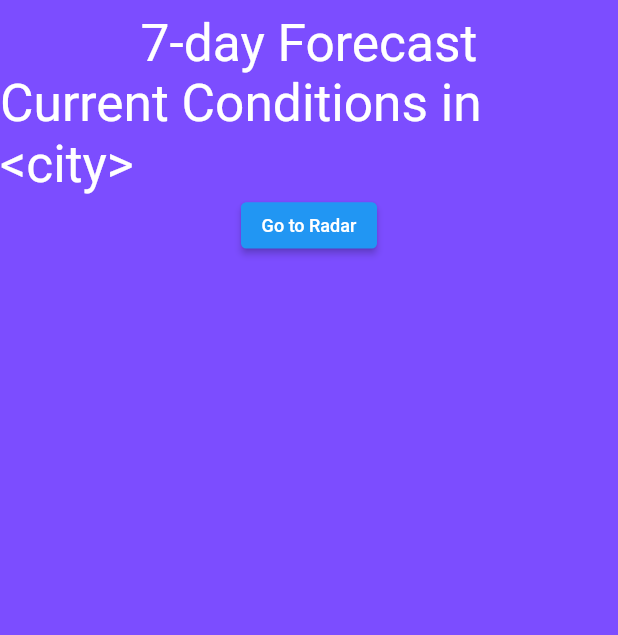
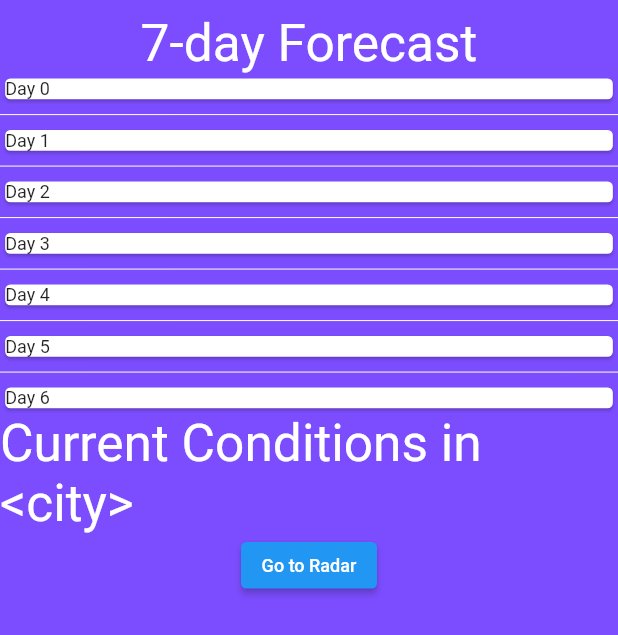
Before and after one commit to DerrickWilliamson/gale_force, a Flutter app: the WeatherScreen screen opened directly, on a phone screen of 412 x 824 dp. Shown: the top 635 px of the screen. Run offline on Flutter 3.47's test engine with Material 2 defaults, Android fonts, the phone set to English and light mode, and no system bars; our stand-ins replace bloc, equatable, responsive_framework.

```diff
--- a/lib/views/screens/weather_screen.dart
+++ b/lib/views/screens/weather_screen.dart
@@ -17,23 +17,22 @@ class WeatherScreen extends StatelessWidget {
               '7-day Forecast',
               style: TextStyle(fontSize: 40.0, color: kAppTextColor),
             ),
-            Row(
-                // children: [
-                //   ListView.separated(
-                //       scrollDirection: Axis.vertical,
-                //       shrinkWrap: true,
-                //       itemCount: 7,
-                //       itemBuilder: (BuildContext context, int index) {
-                //         return ListTile(
-                //           title: Text('Day $index'),
-                //           subtitle: Text('Weather $index'),
-                //         );
-                //       },
-                //       separatorBuilder: (context, index) => const Divider(
-                //             color: Colors.white,
-                //           )),
-                // ],
-                ), // could this be a ListView or GridView?
+            ListView.separated(
+              scrollDirection: Axis.vertical,
+              shrinkWrap: true,
+              itemCount: 7,
+              itemBuilder: (BuildContext context, int index) {
+                return Container(
+                  width: 100.0,
+                  child: Card(
+                    child: Text('Day $index'),
+                  ),
+                );
+              },
+              separatorBuilder: (context, index) => const Divider(
+                color: Colors.white,
+              ),
+            ),
             const Text(
               'Current Conditions in <city>',
               style: TextStyle(fontSize: 40.0, color: kAppTextColor),
@@ -48,34 +47,6 @@ class WeatherScreen extends StatelessWidget {
             ),
           ],
         ),
-        // child: Center(
-        //   child: Column(
-        //     mainAxisAlignment: MainAxisAlignment.center,
-        //     children: [
-        //       const Text(
-        //         'Weather Screen',
-        //         style: TextStyle(fontSize: 40.0, color: Colors.white),
-        //       ),
-        //       const SizedBox(
-        //         height: 10.0,
-        //       ),
-        //       ElevatedButton(
-        //         style: ButtonStyle(
-        //           backgroundColor: MaterialStateProperty.all(Colors.white),
-        //           foregroundColor: MaterialStateProperty.all(Colors.black),
-        //         ),
-        //         onPressed: () {
-        //           Navigator.of(context).push(MaterialPageRoute(
-        //               builder: (context) => const LocationScreen()));
-        //         },
-        //         child: const Text(
-        //           'Go to Location Screen',
-        //           style: TextStyle(fontSize: 20.0),
-        //         ),
-        //       ),
-        //     ],
-        //   ),
-        // ),
       ),
     );
   }
```
Also changed, not shown: lib/views/screens/radar_screen.dart (+27 -1 lines).
